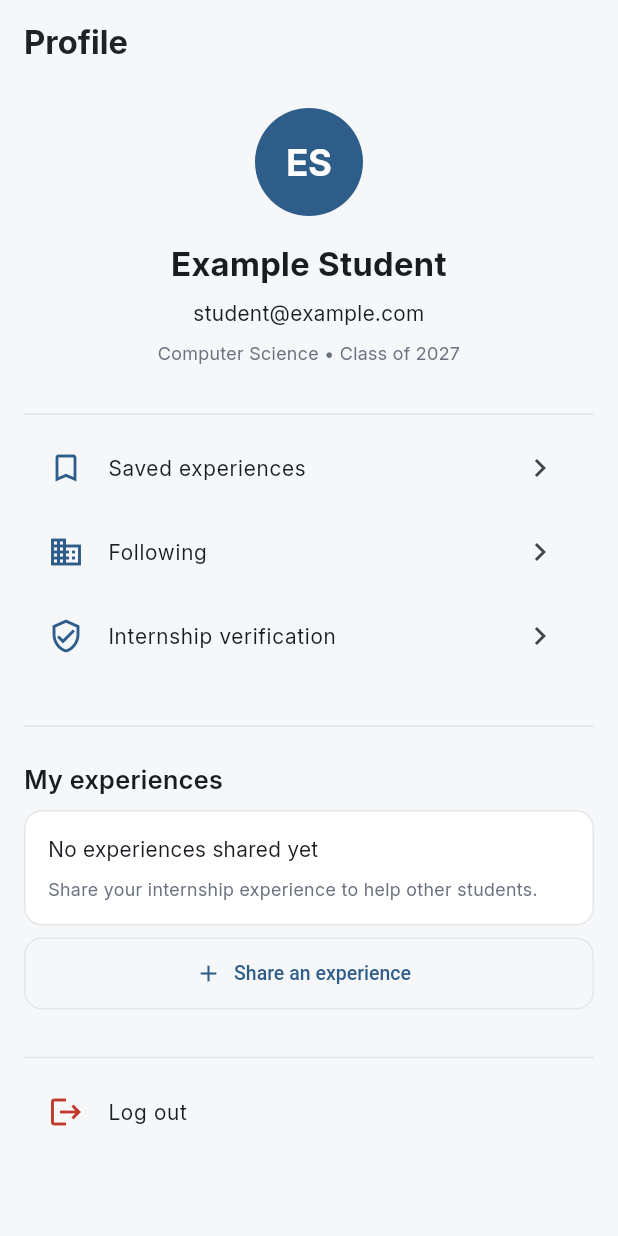
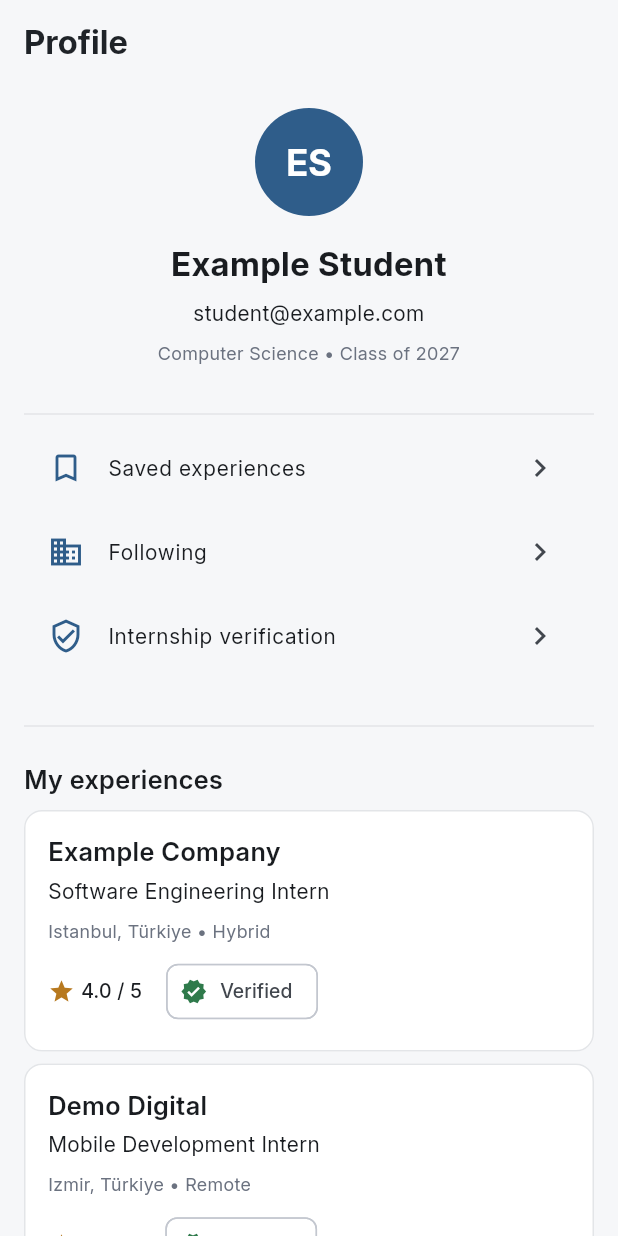
Before and after one commit to AliKaanKoc2/InternInsight, a Flutter app: the ProfileScreen screen opened by its route, on a phone screen of 412 x 824 dp. Run offline on Flutter 3.47's test engine with Material 3 defaults, Android fonts, the phone set to English and light mode, and no system bars.

Commit message:
Show current user's experiences on Profile

```diff
--- a/lib/data/mock_data.dart
+++ b/lib/data/mock_data.dart
@@ -1,8 +1,10 @@
 import 'models/experience.dart';
+const mockCurrentUserId = 'user_001';
 
 final List<Experience> mockExperiences = [
   Experience(
     id: 'exp_001',
+    authorId: mockCurrentUserId,
     company: 'Example Company',
     position: 'Software Engineering Intern',
     department: 'Engineering',
@@ -32,6 +34,7 @@ final List<Experience> mockExperiences = [
   ),
   Experience(
     id: 'exp_002',
+    authorId: 'user_002',
     company: 'Sample Research Lab',
     position: 'Research Intern',
     department: 'Machine Learning',
@@ -60,6 +63,7 @@ final List<Experience> mockExperiences = [
   ),
   Experience(
     id: 'exp_003',
+    authorId: mockCurrentUserId,
     company: 'Demo Digital',
     position: 'Mobile Development Intern',
     department: 'Product Development',
--- a/lib/data/models/experience.dart
+++ b/lib/data/models/experience.dart
@@ -1,5 +1,6 @@
 class Experience {
   final String id;
+  final String authorId;
   final String company;
   final String position;
   final String department;
@@ -25,6 +26,7 @@ class Experience {
 
   const Experience({
     required this.id,
+    required this.authorId,
     required this.company,
     required this.position,
     required this.department,
--- a/lib/screens/profile/profile_screen.dart
+++ b/lib/screens/profile/profile_screen.dart
@@ -4,12 +4,17 @@ import '../../core/theme/app_colors.dart';
 import '../../core/theme/app_spacing.dart';
 import '../../core/theme/app_text_styles.dart';
 import '../../core/routes/app_routes.dart';
+import '../../data/mock_data.dart';
+import '../../widgets/experience_card.dart';
 
 class ProfileScreen extends StatelessWidget {
   const ProfileScreen({super.key});
 
   @override
   Widget build(BuildContext context) {
+    final myExperiences = mockExperiences
+        .where((experience) => experience.authorId == mockCurrentUserId)
+        .toList();
     return Scaffold(
       backgroundColor: AppColors.background,
       appBar: AppBar(
@@ -114,6 +119,7 @@ class ProfileScreen extends StatelessWidget {
               ),
               const SizedBox(height: AppSpacing.sm),
 
+              if (myExperiences.isEmpty)
                 const Card(
                   child: Padding(
                     padding: EdgeInsets.all(AppSpacing.md),
@@ -132,7 +138,24 @@ class ProfileScreen extends StatelessWidget {
                       ],
                     ),
                   ),
+                )
+              else
+                ...myExperiences.map((experience) {
+                  return Padding(
+                    padding: const EdgeInsets.only(bottom: AppSpacing.sm),
+                    child: ExperienceCard(
+                      key: ValueKey(experience.id),
+                      experience: experience,
+                      onTap: () {
+                        Navigator.pushNamed(
+                          context,
+                          AppRoutes.experienceDetail,
+                          arguments: experience,
+                        );
+                      },
                     ),
+                  );
+                }),
 
               const SizedBox(height: AppSpacing.sm),
 
```
Lines whose indentation alone changed are shown as unchanged.
